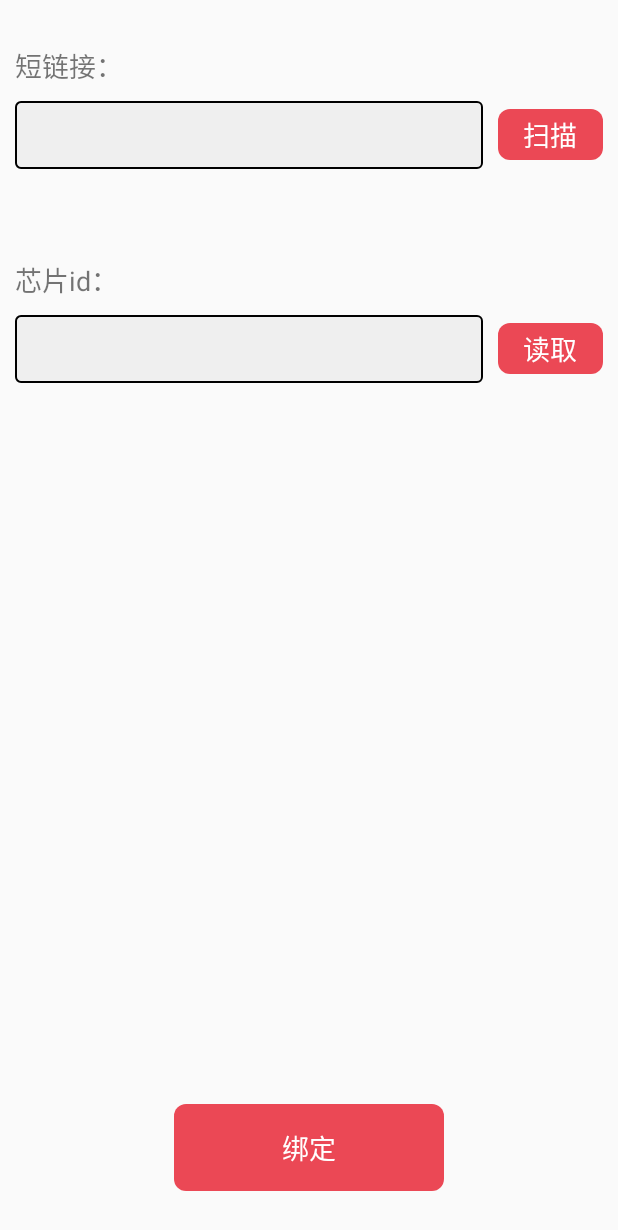
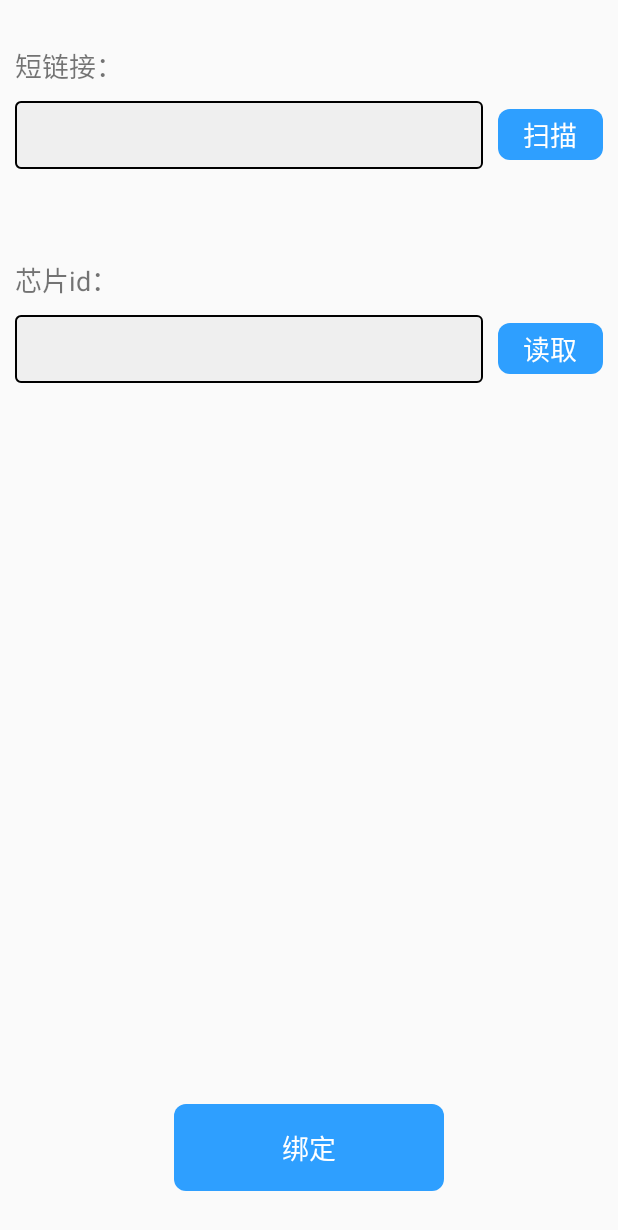
Before and after one commit to 603lyy/pda-phone, an Android app: the BindActivity screen opened directly, with no data from a screen before it, on a phone screen of 412 x 824 dp. Shown: the top 1230 px of the screen. Run offline under Robolectric (Android 15) with nearby library versions, the phone set to English and light mode, and no system bars; libraries missing offline, so code that uses them is left out: org.xutils.common, org.xutils.http, org.xutils.x.

Commit message:
UI调整

```diff
--- a/app/src/main/java/com/yaheen/pdaapp/activity/BindActivity.java
+++ b/app/src/main/java/com/yaheen/pdaapp/activity/BindActivity.java
@@ -73,6 +73,7 @@ public class BindActivity extends BaseActivity {
     protected void onCreate(Bundle savedInstanceState) {
         super.onCreate(savedInstanceState);
         setContentView(R.layout.activity_bind);
+        setTitleContent(R.string.bind_activity_title_content);
 
         tvScan = findViewById(R.id.tv_scan);
         tvFetch = findViewById(R.id.tv_fetch);
--- a/app/src/main/java/com/yaheen/pdaapp/activity/MainActivity.java
+++ b/app/src/main/java/com/yaheen/pdaapp/activity/MainActivity.java
@@ -87,9 +87,8 @@ public class MainActivity extends BaseActivity {
         llReport.setOnClickListener(new View.OnClickListener() {
             @Override
             public void onClick(View view) {
-//                Intent intent = new Intent(MainActivity.this, ReportActivity.class);
-//                startActivity(intent);
-                cancelOpen();
+                Intent intent = new Intent(MainActivity.this, ReportActivity.class);
+                startActivity(intent);
             }
         });
 
--- a/app/src/main/res/drawable/btn_red_round.xml
+++ b/app/src/main/res/drawable/btn_red_round.xml
@@ -1,5 +1,5 @@
 <?xml version="1.0" encoding="utf-8"?>
 <shape xmlns:android="http://schemas.android.com/apk/res/android">
-    <solid android:color="#ddEA2E3D" />
+    <solid android:color="#2e9fff" />
     <corners android:radius="8dp" />
 </shape>
--- a/app/src/main/res/drawable/progress_large_white.xml
+++ b/app/src/main/res/drawable/progress_large_white.xml
@@ -1,5 +1,5 @@
 <rotate xmlns:android="http://schemas.android.com/apk/res/android"
-    android:drawable="@drawable/ic_loading_2"
+    android:drawable="@drawable/ic_loading_3"
     android:fromDegrees="0"
     android:pivotX="50%"
     android:pivotY="50%"
--- a/app/src/main/res/layout/activity_main.xml
+++ b/app/src/main/res/layout/activity_main.xml
@@ -113,7 +113,7 @@
             <ImageView
                 android:layout_width="100dp"
                 android:layout_height="100dp"
-                android:background="@drawable/ic_breakdown_gray" />
+                android:background="@drawable/ic_breakdown" />
 
             <TextView
                 android:id="@+id/tv_report"
--- a/app/src/main/res/layout/item_title_bar.xml
+++ b/app/src/main/res/layout/item_title_bar.xml
@@ -2,7 +2,7 @@
 <RelativeLayout xmlns:android="http://schemas.android.com/apk/res/android"
     android:layout_width="match_parent"
     android:layout_height="45dp"
-    android:background="#EA2E3D"
+    android:background="#2e9fff"
     android:orientation="horizontal"
     android:weightSum="1">
 
--- a/app/src/main/res/values/colors.xml
+++ b/app/src/main/res/values/colors.xml
@@ -1,8 +1,8 @@
 <?xml version="1.0" encoding="utf-8"?>
 <resources>
-    <color name="colorPrimary">#3F51B5</color>
-    <color name="colorPrimaryDark">#303F9F</color>
-    <color name="colorAccent">#FF4081</color>
+    <color name="colorPrimary">#2e9fff</color>
+    <color name="colorPrimaryDark">#2e9fff</color>
+    <color name="colorAccent">#2e9fff</color>
 
     <color name="white">#ffffff</color>
 </resources>
--- a/app/src/main/res/values/strings.xml
+++ b/app/src/main/res/values/strings.xml
@@ -5,6 +5,7 @@
     <string name="title_bar_msg_text">门牌信息</string>
     <string name="btn_commit_text">提交</string>
 
+    <string name="bind_activity_title_content">芯片绑定</string>
     <string name="bind_activity_short_link">短链接：</string>
     <string name="bind_activity_chip">芯片id：</string>
     <string name="bind_activity_scan">扫描</string>
```
Also changed, not shown: app/src/main/java/com/yaheen/pdaapp/activity/ReportActivity.java (+43 -7 lines), app/src/main/java/com/yaheen/pdaapp/activity/WebActivity.java (+11 -3 lines), app/src/main/res/drawable-xxhdpi/ic_loading_3.png (added).
